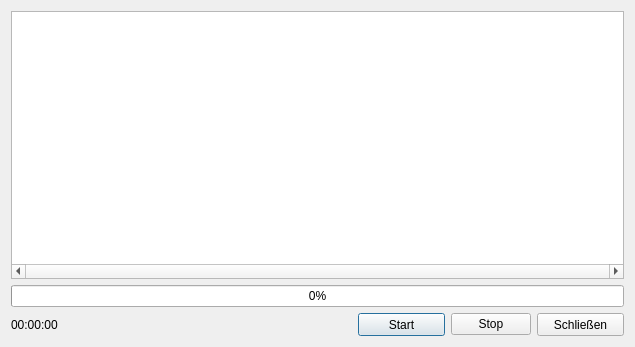
First picture: the form in bkggeocoder/progress.ui, repository de-bkg/qgis-geocoder, before the edit.
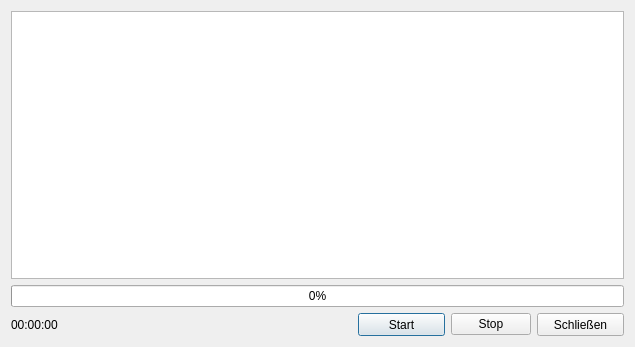
Second picture: the form after the edit.

Commit message: fixed slowing down progress bar at big datasets

```diff
--- a/bkggeocoder/progress.ui
+++ b/bkggeocoder/progress.ui
@@ -33,12 +33,12 @@
   </property>
   <layout class="QVBoxLayout" name="verticalLayout_2">
    <item>
-    <widget class="QTextEdit" name="log_edit">
+    <widget class="QPlainTextEdit" name="log_edit">
      <property name="horizontalScrollBarPolicy">
-      <enum>Qt::ScrollBarAlwaysOn</enum>
+      <enum>Qt::ScrollBarAsNeeded</enum>
      </property>
      <property name="lineWrapMode">
-      <enum>QTextEdit::NoWrap</enum>
+      <enum>QPlainTextEdit::NoWrap</enum>
      </property>
      <property name="readOnly">
       <bool>true</bool>
```
The commit also changes 4 other files.
